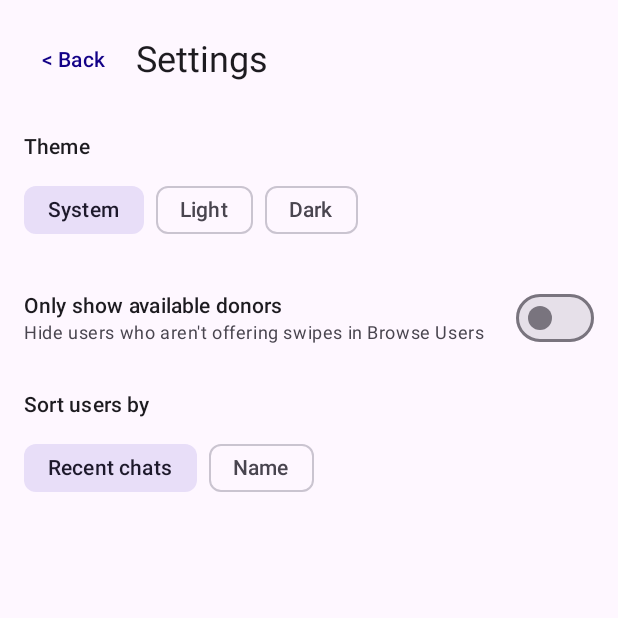
After one commit to abelsaberhagen/mealtrader, an Android app built with Jetpack Compose: the composable SettingsScreen shown on its own in the app's theme, on a phone screen of 412 x 824 dp, the top half of it. The commit adds this screen. Run offline under Robolectric (Android 15) with nearby library versions, the phone set to English and light mode, and no system bars.

Commit message:
add settings screen

```diff
--- a/app/build.gradle.kts
+++ b/app/build.gradle.kts
@@ -53,12 +53,10 @@ dependencies {
     debugImplementation(libs.androidx.compose.ui.test.manifest)
     debugImplementation(libs.androidx.compose.ui.tooling)
     implementation("androidx.navigation:navigation-compose:2.9.0")
+    implementation("androidx.datastore:datastore-preferences:1.1.7")
 
-    // Import the BoM for the Firebase platform
     implementation(platform("com.google.firebase:firebase-bom:35.1.0"))
 
-    // Declare the dependency for the Cloud Firestore library
-    // When using the BoM, you don't specify versions in Firebase library dependencies
     implementation("com.google.firebase:firebase-firestore")
     implementation("com.google.firebase:firebase-auth")
     implementation("org.jetbrains.kotlinx:kotlinx-coroutines-play-services:1.9.0")
--- /dev/null
+++ b/app/src/main/java/edu/virginia/cs4720/mealtrader/SettingsRepository.kt
@@ -0,0 +1,40 @@
+package edu.virginia.cs4720.mealtrader
+
+import android.content.Context
+import androidx.datastore.preferences.core.booleanPreferencesKey
+import androidx.datastore.preferences.core.edit
+import androidx.datastore.preferences.core.stringPreferencesKey
+import androidx.datastore.preferences.preferencesDataStore
+import kotlinx.coroutines.flow.Flow
+import kotlinx.coroutines.flow.map
+
+val Context.dataStore by preferencesDataStore("settings")
+
+enum class ThemeMode { SYSTEM, LIGHT, DARK }
+enum class SortMode { RECENT, NAME }
+
+data class AppSettings(
+    val themeMode: ThemeMode = ThemeMode.SYSTEM,
+    val availableOnly: Boolean = false,
+    val sortMode: SortMode = SortMode.RECENT
+)
+
+class SettingsRepository(private val context: Context) {
+    private val themeKey = stringPreferencesKey("theme_mode")
+    private val availableOnlyKey = booleanPreferencesKey("available_only")
+    private val sortKey = stringPreferencesKey("sort_mode")
+
+    val settings: Flow<AppSettings> = context.dataStore.data.map { prefs ->
+        AppSettings(
+            themeMode = prefs[themeKey]?.let { runCatching { ThemeMode.valueOf(it) }.getOrNull() }
+                ?: ThemeMode.SYSTEM,
+            availableOnly = prefs[availableOnlyKey] ?: false,
+            sortMode = prefs[sortKey]?.let { runCatching { SortMode.valueOf(it) }.getOrNull() }
+                ?: SortMode.RECENT
+        )
+    }
+
+    suspend fun setThemeMode(mode: ThemeMode) = context.dataStore.edit { it[themeKey] = mode.name }
+    suspend fun setAvailableOnly(v: Boolean) = context.dataStore.edit { it[availableOnlyKey] = v }
+    suspend fun setSortMode(mode: SortMode) = context.dataStore.edit { it[sortKey] = mode.name }
+}
--- /dev/null
+++ b/app/src/main/java/edu/virginia/cs4720/mealtrader/SettingsScreen.kt
@@ -0,0 +1,77 @@
+package edu.virginia.cs4720.mealtrader
+
+import android.app.Application
+import androidx.compose.foundation.layout.*
+import androidx.compose.material3.*
+import androidx.compose.runtime.Composable
+import androidx.compose.runtime.getValue
+import androidx.compose.ui.Alignment
+import androidx.compose.ui.Modifier
+import androidx.compose.ui.unit.dp
+import androidx.lifecycle.AndroidViewModel
+import androidx.lifecycle.compose.collectAsStateWithLifecycle
+import androidx.lifecycle.viewModelScope
+import androidx.lifecycle.viewmodel.compose.viewModel
+import kotlinx.coroutines.flow.SharingStarted
+import kotlinx.coroutines.flow.stateIn
+import kotlinx.coroutines.launch
+
+class SettingsViewModel(application: Application) : AndroidViewModel(application) {
+    private val repo = SettingsRepository(application)
+
+    val settings = repo.settings.stateIn(viewModelScope, SharingStarted.WhileSubscribed(5000), AppSettings())
+
+    fun setThemeMode(mode: ThemeMode) = viewModelScope.launch { repo.setThemeMode(mode) }
+    fun setAvailableOnly(v: Boolean) = viewModelScope.launch { repo.setAvailableOnly(v) }
+    fun setSortMode(mode: SortMode) = viewModelScope.launch { repo.setSortMode(mode) }
+}
+
+@Composable
+fun SettingsScreen(onBack: () -> Unit, vm: SettingsViewModel = viewModel()) {
+    val settings by vm.settings.collectAsStateWithLifecycle()
+
+    Column(Modifier.fillMaxSize().padding(16.dp)) {
+        ScreenHeader("Settings", onBack)
+        Spacer(Modifier.height(24.dp))
+
+        Text("Theme", style = MaterialTheme.typography.titleSmall)
+        Spacer(Modifier.height(8.dp))
+        Row(horizontalArrangement = Arrangement.spacedBy(8.dp)) {
+            listOf(ThemeMode.SYSTEM to "System", ThemeMode.LIGHT to "Light", ThemeMode.DARK to "Dark")
+                .forEach { (mode, label) ->
+                    FilterChip(
+                        selected = settings.themeMode == mode,
+                        onClick = { vm.setThemeMode(mode) },
+                        label = { Text(label) }
+                    )
+                }
+        }
+        Spacer(Modifier.height(24.dp))
+
+        Row(verticalAlignment = Alignment.CenterVertically) {
+            Column(Modifier.weight(1f)) {
+                Text("Only show available donors", style = MaterialTheme.typography.titleSmall)
+                Text(
+                    "Hide users who aren't offering swipes in Browse Users",
+                    style = MaterialTheme.typography.bodySmall,
+                    color = MaterialTheme.colorScheme.onSurfaceVariant
+                )
+            }
+            Switch(checked = settings.availableOnly, onCheckedChange = { vm.setAvailableOnly(it) })
+        }
+        Spacer(Modifier.height(24.dp))
+
+        Text("Sort users by", style = MaterialTheme.typography.titleSmall)
+        Spacer(Modifier.height(8.dp))
+        Row(horizontalArrangement = Arrangement.spacedBy(8.dp)) {
+            listOf(SortMode.RECENT to "Recent chats", SortMode.NAME to "Name")
+                .forEach { (mode, label) ->
+                    FilterChip(
+                        selected = settings.sortMode == mode,
+                        onClick = { vm.setSortMode(mode) },
+                        label = { Text(label) }
+                    )
+                }
+        }
+    }
+}
--- a/app/src/main/java/edu/virginia/cs4720/mealtrader/ui/theme/Theme.kt
+++ b/app/src/main/java/edu/virginia/cs4720/mealtrader/ui/theme/Theme.kt
@@ -8,11 +8,14 @@ import androidx.compose.material3.dynamicDarkColorScheme
 import androidx.compose.material3.dynamicLightColorScheme
 import androidx.compose.material3.lightColorScheme
 import androidx.compose.runtime.Composable
+import androidx.compose.ui.graphics.Color
 import androidx.compose.ui.platform.LocalContext
 
 private val DarkColorScheme = darkColorScheme(
     primary = Purple80,
+    onPrimary = Color.White,
     secondary = PurpleGrey80,
+    onSecondary = Color.White,
     tertiary = Pink80
 )
 
--- a/build.gradle.kts
+++ b/build.gradle.kts
@@ -1,4 +1,3 @@
-// Top-level build file where you can add configuration options common to all sub-projects/modules.
 plugins {
     alias(libs.plugins.android.application) apply false
     alias(libs.plugins.kotlin.compose) apply false
```
Also changed, not shown: app/src/main/java/edu/virginia/cs4720/mealtrader/AppNavigation.kt (+7 -0 lines), app/src/main/java/edu/virginia/cs4720/mealtrader/MainActivity.kt (+10 -1 lines).
